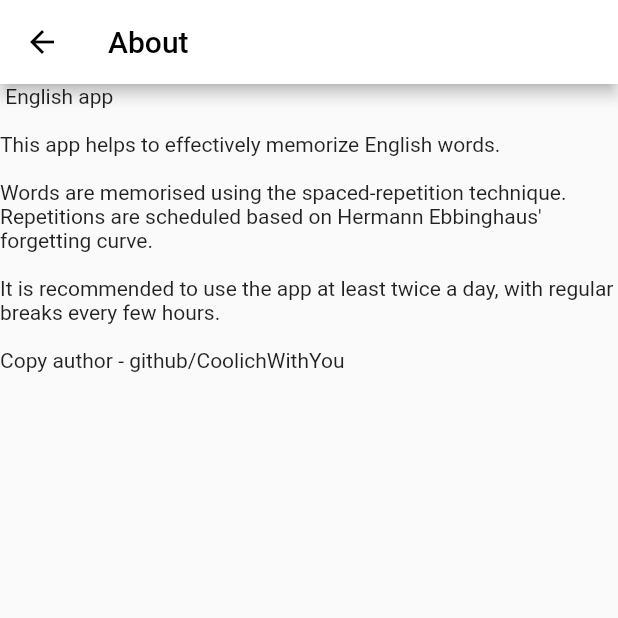
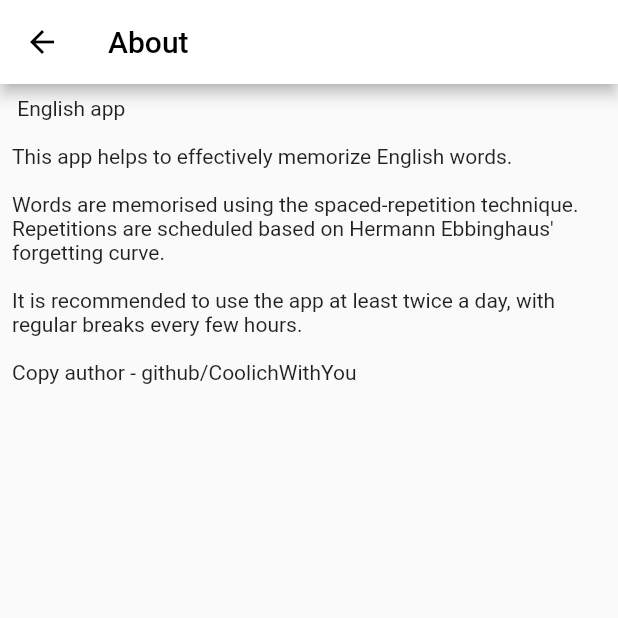
Before and after one commit to CoolichWithYou/reword_flutter_copy, a Flutter app: the About screen opened directly, on a phone screen of 412 x 824 dp, the top half of it. Run offline on Flutter 3.47's test engine with Material 2 defaults, Android fonts, the phone set to English and light mode, and no system bars; our stand-ins replace syncfusion_flutter_charts, tcard.

Commit message:
added padding in 'about' route
added padding in 'about' route (all 8 pt)

```diff
--- a/lib/pages/about.dart
+++ b/lib/pages/about.dart
@@ -14,7 +14,9 @@ class About extends StatelessWidget {
         ),
         backgroundColor: Colors.white,
       ),
-      body: ListView(
+      body: Padding(
+        padding: const EdgeInsets.all(8.0),
+        child: ListView(
           children: [
             Text(" English app"),
             SizedBox(height: 16),
@@ -29,6 +31,7 @@ class About extends StatelessWidget {
             Text("Copy author - github/CoolichWithYou"),
           ],
         ),
+      ),
     );
   }
 }
```
Also changed, not shown: lib/pages/addWord.dart (+6 -3 lines). Lines whose indentation alone changed are shown as unchanged.
